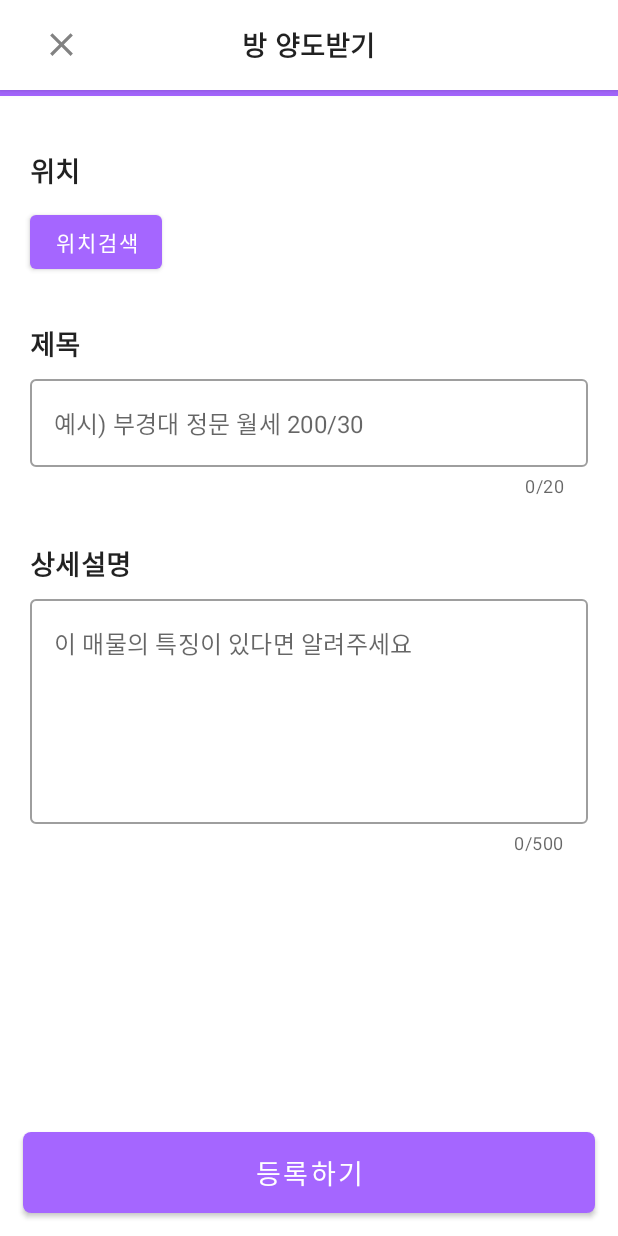
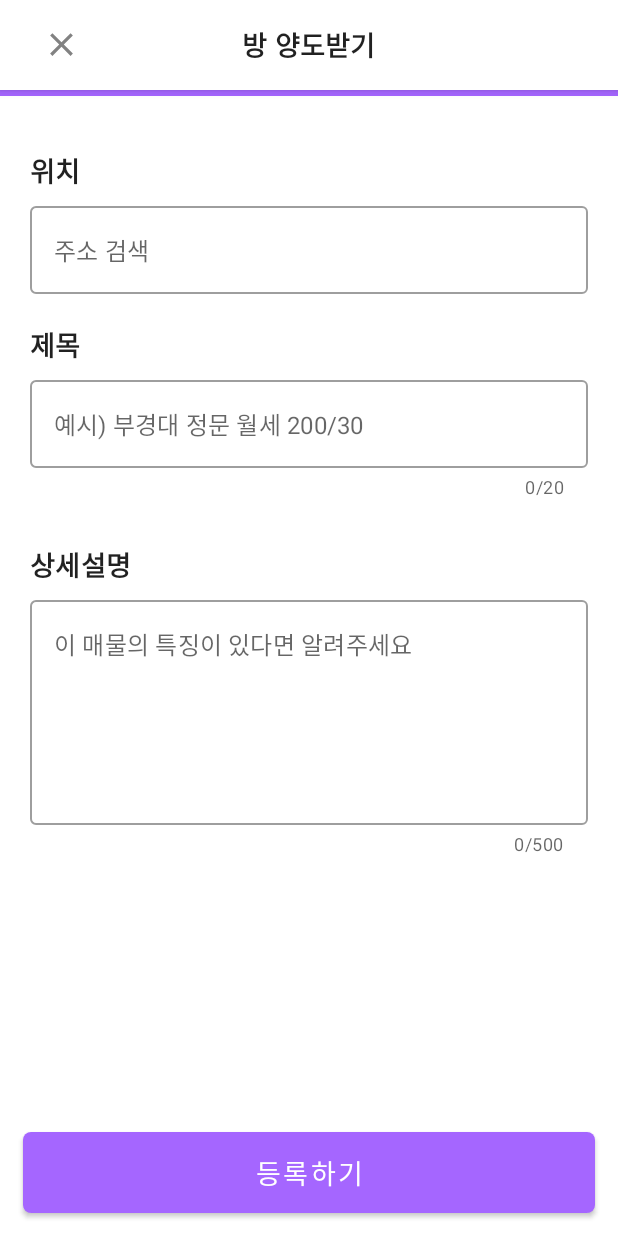
Before and after one commit to jminie-o8o/Home-Rent-App, an Android app: the WantHomeSecondStepFragment screen opened through its navigation route, on a phone screen of 412 x 824 dp. Run offline under Robolectric (Android 15) with nearby library versions, the phone set to English and light mode, and no system bars; our stand-ins replace data binding.

Commit message:
feat: WebView로 다음 주소 검색 API를 이용하여 도로명주소 가져와서 EditText에 setText 구현

```diff
--- a/android/app/src/main/res/layout/fragment_want_home_second_step.xml
+++ b/android/app/src/main/res/layout/fragment_want_home_second_step.xml
@@ -11,6 +11,15 @@
         android:layout_width="match_parent"
         android:layout_height="match_parent"
         tools:context=".ui.wanthome.WantHomeSecondStepFragment">
+
+        <WebView
+            android:id="@+id/kakao_address_web_view"
+            android:layout_width="match_parent"
+            android:layout_height="match_parent"
+            app:layout_constraintStart_toStartOf="parent"
+            app:layout_constraintEnd_toEndOf="parent"
+            app:layout_constraintTop_toTopOf="parent"
+            app:layout_constraintBottom_toBottomOf="parent" />
 
         <com.google.android.material.appbar.AppBarLayout
             android:id="@+id/abb_bar_want_home_second_step"
@@ -74,24 +83,36 @@
             app:layout_constraintStart_toStartOf="parent"
             app:layout_constraintTop_toBottomOf="@+id/pb_want_home_second_step" />
 
-        <Button
-            android:id="@+id/btn_search_address"
-            android:layout_width="wrap_content"
+        <com.google.android.material.textfield.TextInputLayout
+            android:id="@+id/til_find_address"
+            style="@style/Widget.MaterialComponents.TextInputLayout.OutlinedBox"
+            android:layout_width="match_parent"
             android:layout_height="wrap_content"
             android:layout_marginTop="10dp"
-            android:text="위치검색"
-            app:layout_constraintStart_toStartOf="@id/tv_locate_second_step"
-            app:layout_constraintTop_toBottomOf="@id/tv_locate_second_step" />
+            android:layout_marginHorizontal="20dp"
+            app:hintEnabled="false"
+            app:layout_constraintStart_toStartOf="@+id/tv_locate_second_step"
+            app:layout_constraintTop_toBottomOf="@+id/tv_locate_second_step">
+
+            <com.google.android.material.textfield.TextInputEditText
+                android:id="@+id/et_find_address"
+                android:layout_width="match_parent"
+                android:layout_height="match_parent"
+                android:cursorVisible="false"
+                android:focusable="false"
+                android:hint="주소 검색" />
+
+        </com.google.android.material.textfield.TextInputLayout>
 
         <TextView
             android:id="@+id/tv_title_second_step"
             style="@style/TextSubtitle1.18.bold"
             android:layout_width="wrap_content"
             android:layout_height="wrap_content"
-            android:layout_marginTop="30dp"
+            android:layout_marginTop="20dp"
             android:text="제목"
             app:layout_constraintStart_toStartOf="@id/tv_locate_second_step"
-            app:layout_constraintTop_toBottomOf="@+id/btn_search_address" />
+            app:layout_constraintTop_toBottomOf="@+id/til_find_address" />
 
         <com.google.android.material.textfield.TextInputLayout
             android:id="@+id/til_title_second_step"
```
Also changed, not shown: android/app/src/main/java/com/example/home_rent_app/ui/WantHomeActivity.kt (+11 -0 lines), android/app/src/main/java/com/example/home_rent_app/ui/wanthome/WantHomeSecondStepFragment.kt (+93 -0 lines).
